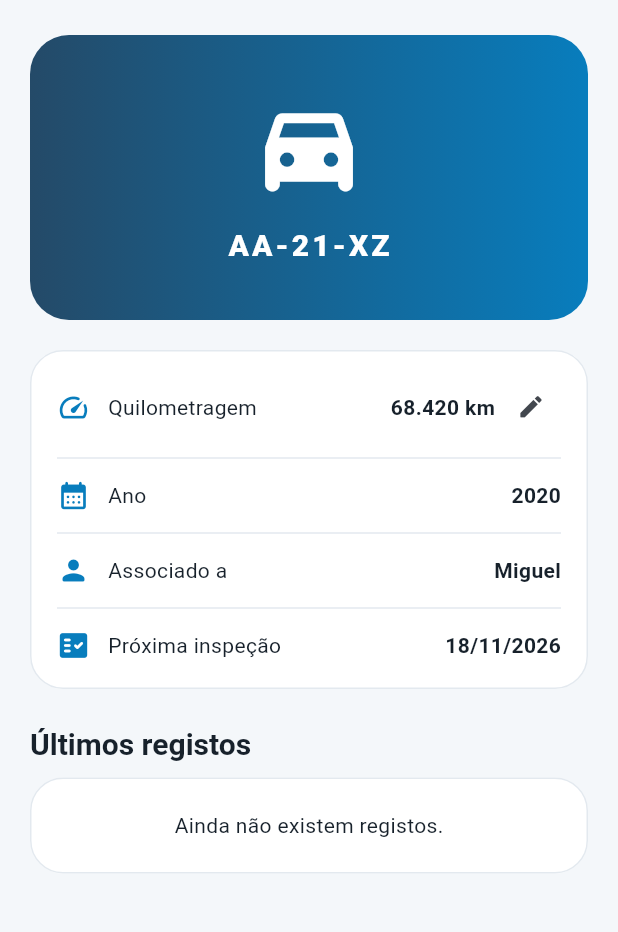
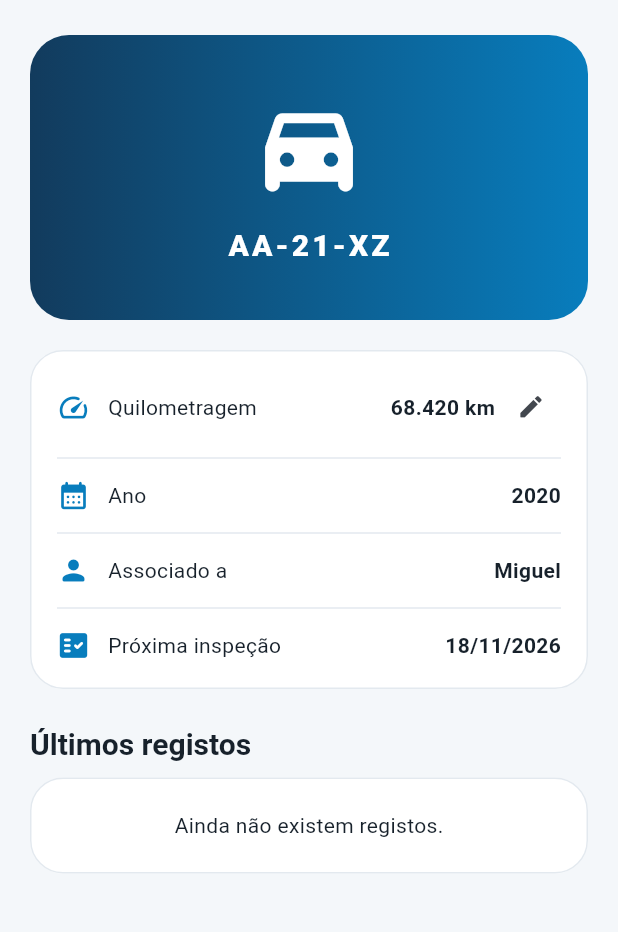
Before and after one commit to tiagofngomes/CarBase, a Flutter app: the VehicleDetailPage screen opened directly with sample values from the repository, on a phone screen of 412 x 824 dp, the part 61-993 px from its top. Run offline on Flutter 3.47's test engine with Material 3 defaults, Android fonts, the phone set to English and light mode, and no system bars; our stand-ins replace drift, drift_flutter; accounts and stored records are empty; generated files the repository leaves out were written again.

Commit message:
feat: update vehicle color to use AppColors for consistency in UI

```diff
--- a/lib/data/demo_data.dart
+++ b/lib/data/demo_data.dart
@@ -28,7 +28,7 @@ abstract final class DemoData {
       licensePlate: '45-TL-92',
       mileage: 112830,
       nextInspection: DateTime(2027, 2, 6),
-      color: 0xFF667884,
+      color: 0xFF244A68,
       associatedPerson: 'Ana',
     ),
   ];
--- a/lib/features/vehicles/presentation/vehicle_detail_page.dart
+++ b/lib/features/vehicles/presentation/vehicle_detail_page.dart
@@ -62,10 +62,10 @@ class _VehicleDetailPageState extends State<VehicleDetailPage> {
           Container(
             height: 190,
             decoration: BoxDecoration(
-              color: Color(_vehicle.color),
+              color: AppColors.navy,
               borderRadius: BorderRadius.circular(26),
-              gradient: LinearGradient(
-                colors: [Color(_vehicle.color), AppColors.blue],
+              gradient: const LinearGradient(
+                colors: [AppColors.navy, AppColors.blue],
               ),
             ),
             child: Column(
--- a/lib/features/vehicles/presentation/widgets/vehicle_card.dart
+++ b/lib/features/vehicles/presentation/widgets/vehicle_card.dart
@@ -27,7 +27,7 @@ class VehicleCard extends StatelessWidget {
                     width: 60,
                     height: 60,
                     decoration: BoxDecoration(
-                      color: Color(vehicle.color),
+                      color: AppColors.navy,
                       borderRadius: BorderRadius.circular(19),
                     ),
                     child: Icon(
```
